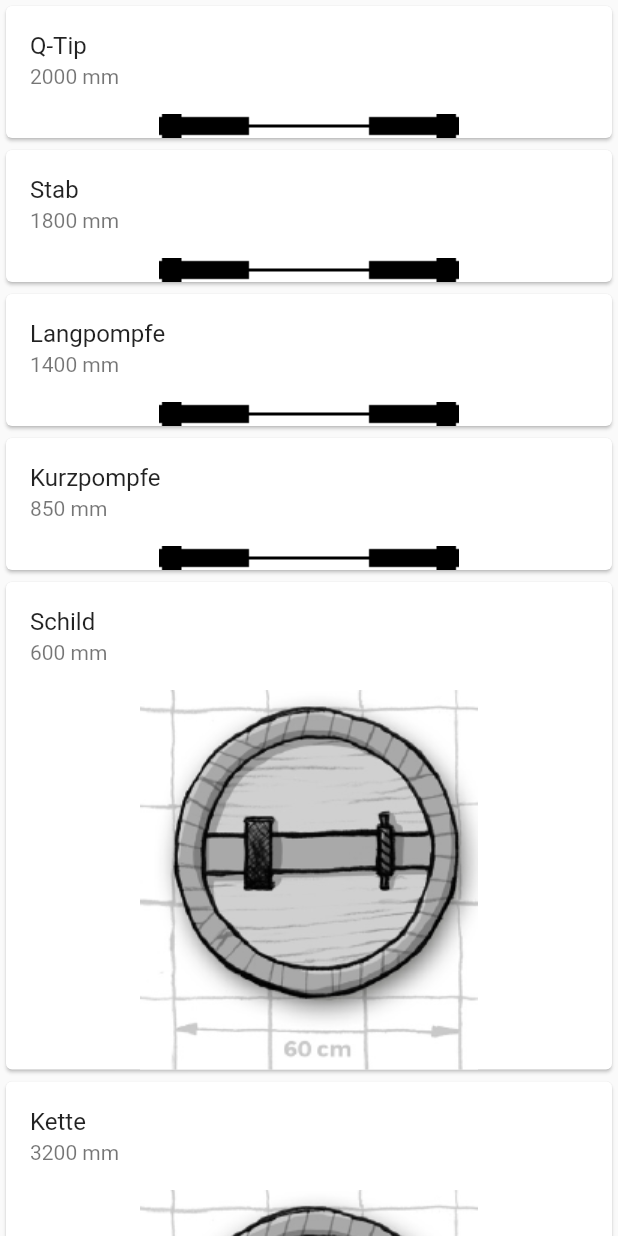
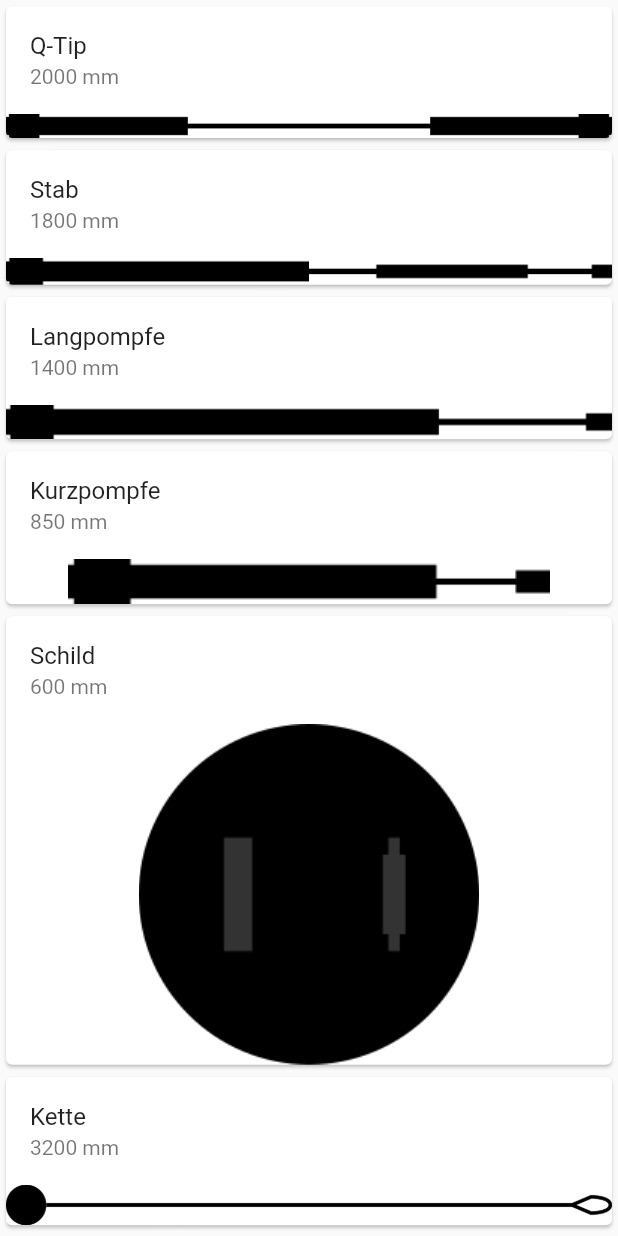
Before and after one commit to TimvonderWeyden/Pompfenbau, a Flutter app: the screen it shows after launch, on a phone screen of 412 x 824 dp. Run offline on Flutter 3.47's test engine with Material 2 defaults, Android fonts, the phone set to English and light mode, and no system bars.

Commit message:
added pictures

```diff
--- a/lib/main.dart
+++ b/lib/main.dart
@@ -52,17 +52,17 @@ class PompfenData {
     {
       'name': 'Stab',
       'size': '1800 mm',
-      'image': 'assets/images/Q-tip.png',
+      'image': 'assets/images/Stab.png',
     },
     {
       'name': 'Langpompfe',
       'size': '1400 mm',
-      'image': 'assets/images/Q-tip.png',
+      'image': 'assets/images/Langpompfe.png',
     },
     {
       'name': 'Kurzpompfe',
       'size': '850 mm',
-      'image': 'assets/images/Q-tip.png',
+      'image': 'assets/images/Kurzpompfe.png',
     },
     {
       'name': 'Schild',
@@ -72,7 +72,7 @@ class PompfenData {
     {
       'name': 'Kette',
       'size': '3200 mm',
-      'image': 'assets/images/Schild.png',
+      'image': 'assets/images/Kette.png',
     },
   ];
 }
```
Also changed, not shown: assets/images/Kette.png (added), assets/images/KetteGerollt.png (added), assets/images/Kurzpompfe.png (added), assets/images/Langpompfe.png (added), assets/images/Q-tip.png, assets/images/Schild.png, assets/images/Stab.png (added).
